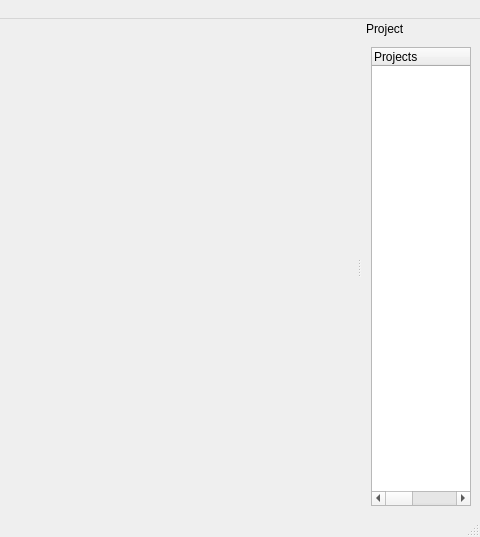
Qt form CommonComponents/mainwindow.ui (bialk/trymix) before a commit; both pictures show x 428 to 908 and y 0 to 537 of the 908 by 537 pixel window.
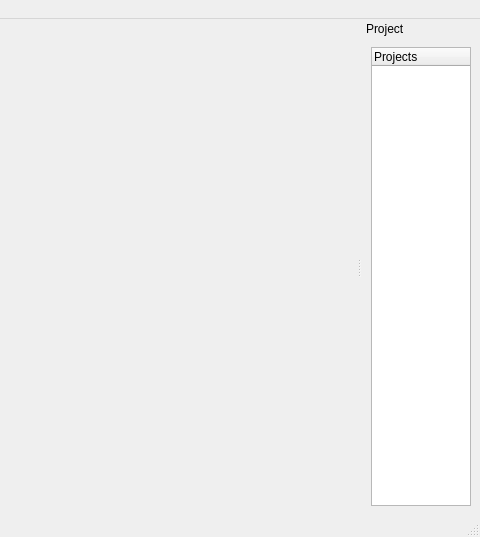
The same form after that commit. Custom widgets are drawn as their Qt base class.

Commit message: some cosmetic changes for tree widget - making smart resizing for columns

The edit to the form file:
```diff
--- a/CommonComponents/mainwindow.ui
+++ b/CommonComponents/mainwindow.ui
@@ -64,6 +64,9 @@
     <layout class="QHBoxLayout" name="horizontalLayout">
      <item>
       <widget class="ProjectTree" name="treeWidget_project">
+       <property name="horizontalScrollBarPolicy">
+        <enum>Qt::ScrollBarPolicy::ScrollBarAlwaysOff</enum>
+       </property>
        <property name="sizeAdjustPolicy">
         <enum>QAbstractScrollArea::SizeAdjustPolicy::AdjustToContentsOnFirstShow</enum>
        </property>
@@ -77,7 +80,7 @@
         <bool>false</bool>
        </property>
        <property name="columnCount">
-        <number>3</number>
+        <number>2</number>
        </property>
        <column>
         <property name="text">
@@ -86,12 +89,7 @@
        </column>
        <column>
         <property name="text">
-         <string notr="true">Enable</string>
-        </property>
-       </column>
-       <column>
-        <property name="text">
-         <string notr="true">View</string>
+         <string notr="true">Active</string>
         </property>
        </column>
       </widget>
```
Left out of the diff: 3 changed lines with no effect on the pictures. The commit also changes 6 other files.
